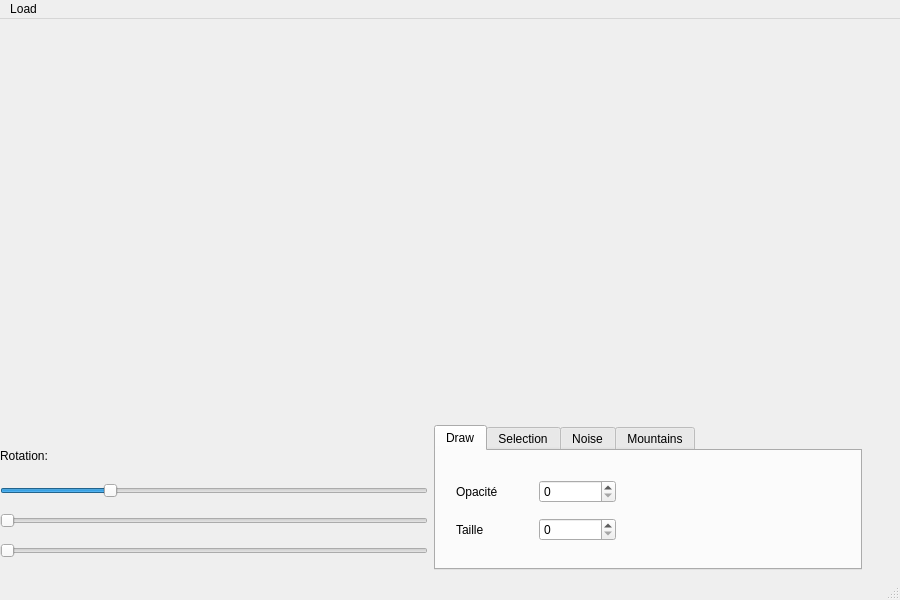
Ranger1986/TerraForm, file mainwindow.ui: the form before one commit.
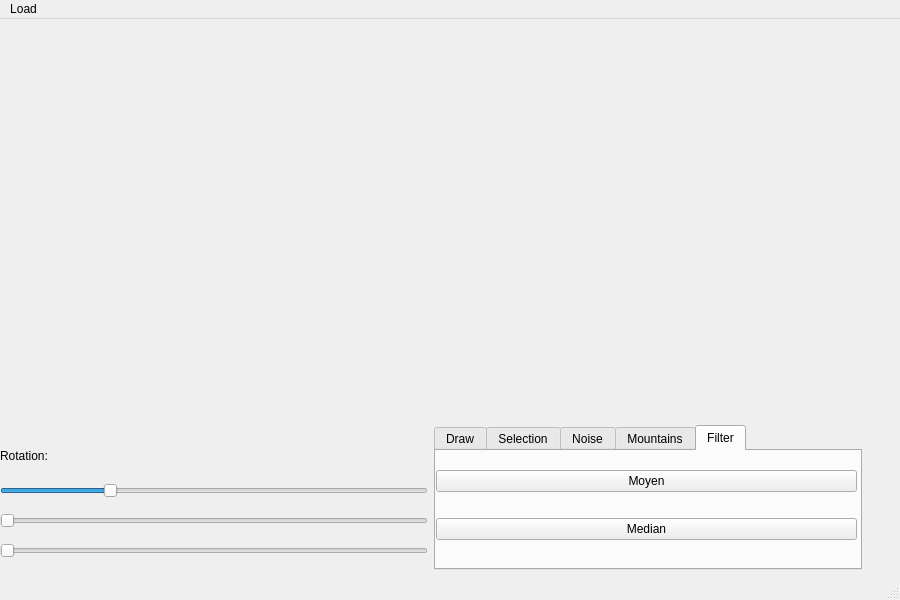
The form after the commit. Custom widgets are drawn as their Qt base class.

Commit message: feat: selection catmull filter

The edit to the form file:
```diff
--- a/mainwindow.ui
+++ b/mainwindow.ui
@@ -114,7 +114,7 @@
        <item>
         <widget class="QTabWidget" name="tabWidget">
          <property name="currentIndex">
-          <number>0</number>
+          <number>4</number>
          </property>
          <widget class="QWidget" name="tab">
           <attribute name="title">
@@ -230,6 +230,37 @@
            <string>Mountains</string>
           </attribute>
          </widget>
+         <widget class="QWidget" name="Filter">
+          <attribute name="title">
+           <string>Filter</string>
+          </attribute>
+          <widget class="QWidget" name="gridLayoutWidget_2">
+           <property name="geometry">
+            <rect>
+             <x>0</x>
+             <y>-1</y>
+             <width>421</width>
+             <height>111</height>
+            </rect>
+           </property>
+           <layout class="QGridLayout" name="gridLayout_2">
+            <item row="0" column="0">
+             <widget class="QPushButton" name="meanFilterButton">
+              <property name="text">
+               <string>Moyen</string>
+              </property>
+             </widget>
+            </item>
+            <item row="1" column="0">
+             <widget class="QPushButton" name="medFilterButton">
+              <property name="text">
+               <string>Median</string>
+              </property>
+             </widget>
+            </item>
+           </layout>
+          </widget>
+         </widget>
         </widget>
        </item>
       </layout>
```
Left out of the diff: 8 changed lines with no effect on the pictures. The commit also changes 36 other files.
